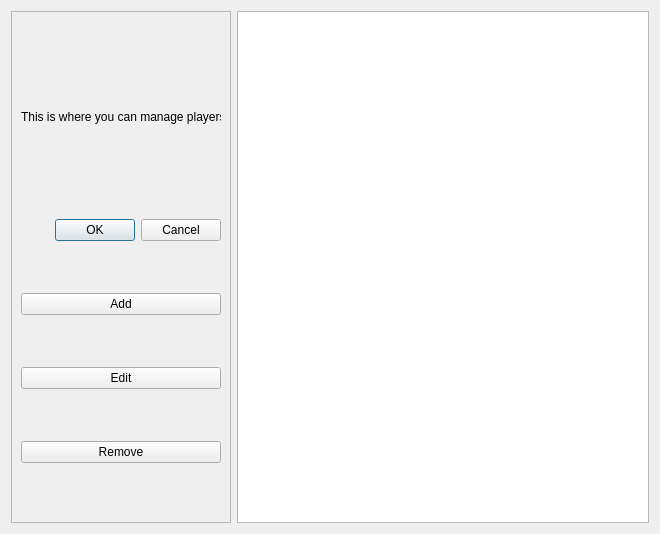
Old version of the form manageplayermenu.ui in the repository dartbois/DartsTheEndIsNighest.
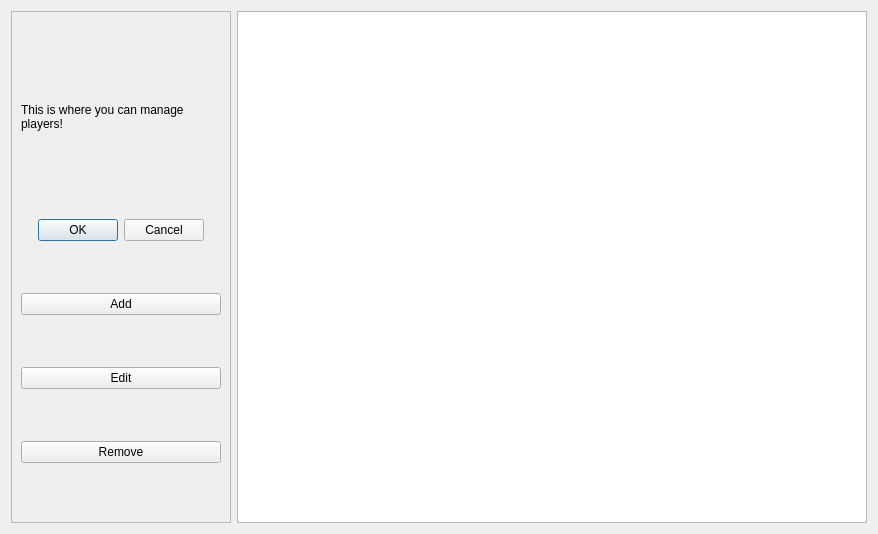
New version of the form.

Diff of the .ui file:
```diff
--- a/manageplayermenu.ui
+++ b/manageplayermenu.ui
@@ -6,7 +6,7 @@
    <rect>
     <x>0</x>
     <y>0</y>
-    <width>660</width>
+    <width>878</width>
     <height>534</height>
    </rect>
   </property>
@@ -35,7 +35,7 @@
       <enum>QFrame::Raised</enum>
      </property>
      <layout class="QGridLayout" name="gridLayout_2">
-      <item row="1" column="1">
+      <item row="1" column="1" alignment="Qt::AlignHCenter">
        <widget class="QDialogButtonBox" name="buttonBox">
         <property name="orientation">
          <enum>Qt::Horizontal</enum>
@@ -83,6 +83,9 @@
         <property name="text">
          <string>This is where you can manage players!</string>
         </property>
+        <property name="wordWrap">
+         <bool>true</bool>
+        </property>
        </widget>
       </item>
      </layout>
```
